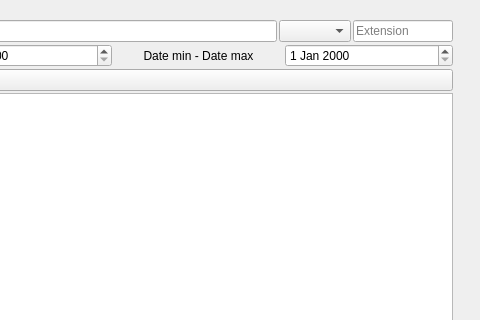
Qt form tp_final_client/mainwindow.ui (Adam31-jpg/desktop) before a commit; both pictures show x 628 to 1108 and y 0 to 320 of the 1108 by 752 pixel window.
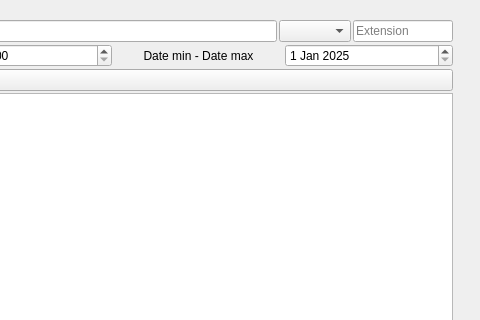
The same form after that commit.

Commit message: date input

The edit to the form file:
```diff
--- a/tp_final_client/mainwindow.ui
+++ b/tp_final_client/mainwindow.ui
@@ -140,7 +140,15 @@
           </widget>
          </item>
          <item>
-          <widget class="QDateEdit" name="maxDate"/>
+          <widget class="QDateEdit" name="maxDate">
+           <property name="date">
+            <date>
+             <year>2025</year>
+             <month>1</month>
+             <day>1</day>
+            </date>
+           </property>
+          </widget>
          </item>
         </layout>
        </item>
```
